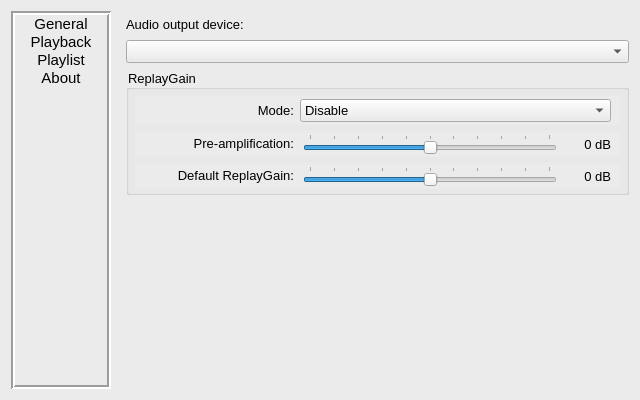
Old version of the form source/ui/configwindow/tp_configwindow.ui in the repository ZXfkSIE/ThousandPlayer.
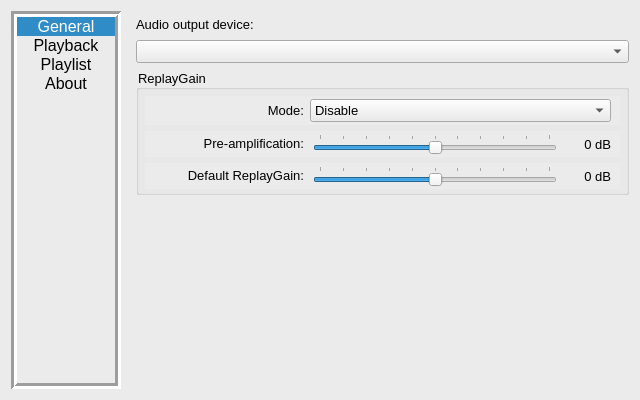
New version of the form. The open tabs and pages were chosen to show the change.

```diff
--- a/source/ui/configwindow/tp_configwindow.ui
+++ b/source/ui/configwindow/tp_configwindow.ui
@@ -50,19 +50,19 @@
      </property>
      <property name="minimumSize">
       <size>
-       <width>100</width>
+       <width>110</width>
        <height>0</height>
       </size>
      </property>
      <property name="maximumSize">
       <size>
-       <width>100</width>
+       <width>110</width>
        <height>16777215</height>
       </size>
      </property>
      <property name="font">
       <font>
-       <pointsize>11</pointsize>
+       <pointsize>12</pointsize>
       </font>
      </property>
      <property name="frameShape">
@@ -72,7 +72,7 @@
       <enum>QFrame::Sunken</enum>
      </property>
      <property name="lineWidth">
-      <number>2</number>
+      <number>3</number>
      </property>
      <property name="verticalScrollBarPolicy">
       <enum>Qt::ScrollBarAlwaysOff</enum>
@@ -80,8 +80,8 @@
      <property name="horizontalScrollBarPolicy">
       <enum>Qt::ScrollBarAlwaysOff</enum>
      </property>
-     <property name="spacing">
-      <number>6</number>
+     <property name="currentRow">
+      <number>0</number>
      </property>
      <item>
       <property name="text">
@@ -353,16 +353,14 @@
              </item>
              <item>
               <widget class="QSlider" name="slider_PreAmp">
-               <property name="font">
-                <font>
-                 <pointsize>10</pointsize>
-                </font>
-               </property>
                <property name="minimum">
-                <number>-15</number>
+                <number>-150</number>
                </property>
                <property name="maximum">
-                <number>15</number>
+                <number>150</number>
+               </property>
+               <property name="singleStep">
+                <number>1</number>
                </property>
                <property name="orientation">
                 <enum>Qt::Horizontal</enum>
@@ -371,7 +369,7 @@
                 <enum>QSlider::TicksAbove</enum>
                </property>
                <property name="tickInterval">
-                <number>3</number>
+                <number>30</number>
                </property>
               </widget>
              </item>
@@ -463,16 +461,11 @@
              </item>
              <item>
               <widget class="QSlider" name="slider_DefaultReplayGain">
-               <property name="font">
-                <font>
-                 <pointsize>10</pointsize>
-                </font>
-               </property>
                <property name="minimum">
-                <number>-15</number>
+                <number>-150</number>
                </property>
                <property name="maximum">
-                <number>15</number>
+                <number>150</number>
                </property>
                <property name="orientation">
                 <enum>Qt::Horizontal</enum>
@@ -481,7 +474,7 @@
                 <enum>QSlider::TicksAbove</enum>
                </property>
                <property name="tickInterval">
-                <number>3</number>
+                <number>30</number>
                </property>
               </widget>
              </item>
```
Left out of the diff: 12 changed lines with no effect on the pictures.
